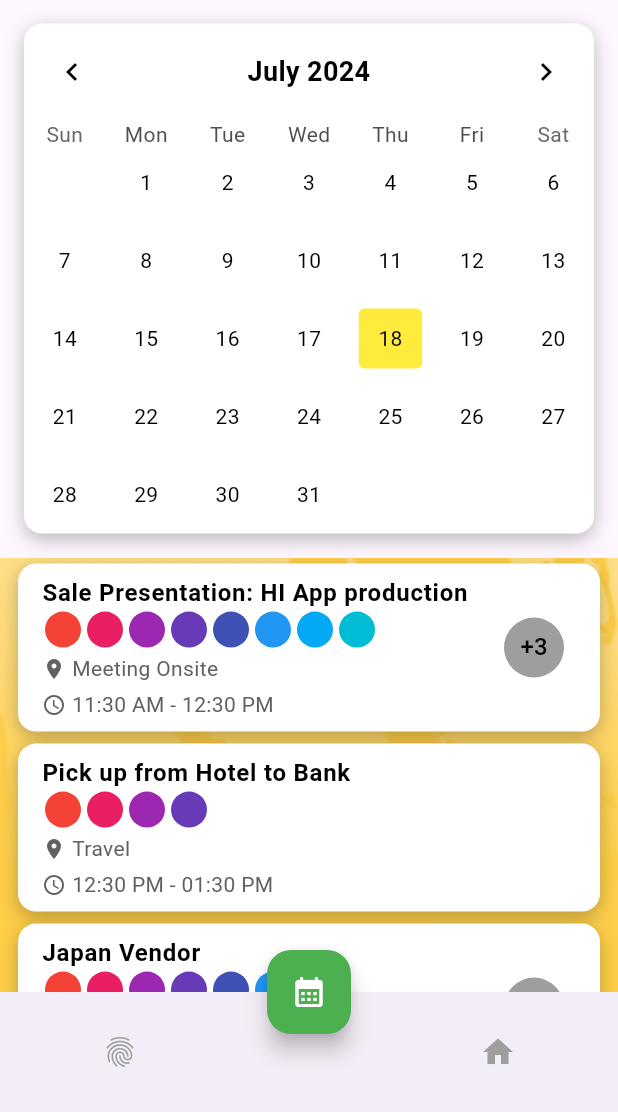
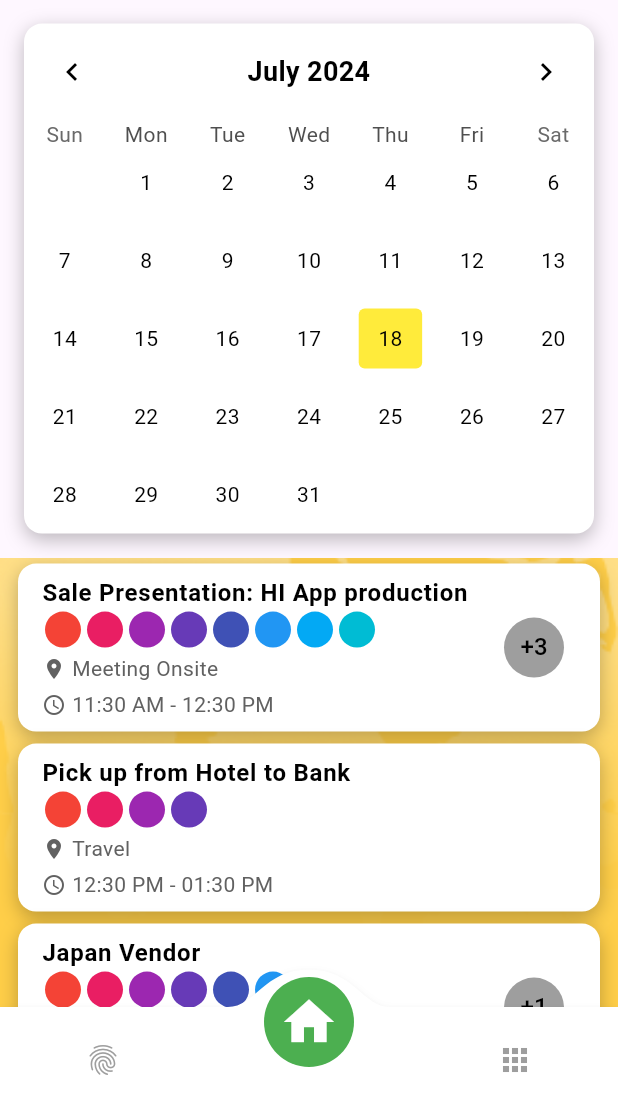
Before and after one commit to FGCompanyDev00/pb_hrm_app, a Flutter app: the MainScreen screen opened directly, on a phone screen of 412 x 824 dp, the part 124-1236 px from its top. Run offline on Flutter 3.47's test engine with Material 3 defaults, Android fonts, the phone set to English and light mode, and no system bars; drawn by our look-alikes of convex_bottom_bar, table_calendar; our stand-ins replace carousel_slider, flutter_easyloading, flutter_hooks, flutter_local_notifications, flutter_staggered_animations, google_fonts and 4 more; accounts and stored records are empty; generated files the repository leaves out were written again; network calls fail; Roboto replaces fonts that are missing (Oxanium).

Commit message:
update: font updated to oxanium and bottomnavbar updated

```diff
--- a/lib/main.dart
+++ b/lib/main.dart
@@ -1,4 +1,5 @@
 import 'package:flutter/material.dart';
+import 'package:google_fonts/google_fonts.dart'; // Import Google Fonts package
 import 'package:flutter_localizations/flutter_localizations.dart';
 import 'package:pb_hrsystem/home/dashboard.dart';
 import 'package:provider/provider.dart';
@@ -35,6 +36,7 @@ class MyApp extends StatelessWidget {
           theme: ThemeData(
             primarySwatch: Colors.green,
             visualDensity: VisualDensity.adaptivePlatformDensity,
+            textTheme: GoogleFonts.oxaniumTextTheme(Theme.of(context).textTheme), // Apply Oxanium font
             elevatedButtonTheme: ElevatedButtonThemeData(
               style: ElevatedButton.styleFrom(
                 foregroundColor: Colors.white,
@@ -46,10 +48,7 @@ class MyApp extends StatelessWidget {
             brightness: Brightness.dark,
             primarySwatch: Colors.green,
             scaffoldBackgroundColor: Colors.black,
-            textTheme: const TextTheme(
-              bodyLarge: TextStyle(color: Colors.white),
-              bodyMedium: TextStyle(color: Colors.white),
-            ),
+            textTheme: GoogleFonts.oxaniumTextTheme(Theme.of(context).textTheme.apply(bodyColor: Colors.white, displayColor: Colors.white)), // Apply Oxanium font
           ),
           themeMode: themeNotifier.currentTheme,
           localizationsDelegates: const [
@@ -129,10 +128,10 @@ class _MainScreenState extends State<MainScreen> {
         onTap: _onItemTapped,
       ),
       floatingActionButtonLocation: FloatingActionButtonLocation.centerDocked,
-      floatingActionButton: CustomFloatingActionButton(
-        currentIndex: _selectedIndex,
-        onTap: _onItemTapped,
-      ),
+      // floatingActionButton: CustomFloatingActionButton(
+      //   currentIndex: _selectedIndex,
+      //   onTap: _onItemTapped,
+      // ),
     );
   }
 }
--- a/lib/nav/custom_buttom_nav_bar.dart
+++ b/lib/nav/custom_buttom_nav_bar.dart
@@ -1,4 +1,5 @@
 import 'package:flutter/material.dart';
+import 'package:convex_bottom_bar/convex_bottom_bar.dart';
 
 class CustomBottomNavBar extends StatelessWidget {
   final int currentIndex;
@@ -12,66 +13,19 @@ class CustomBottomNavBar extends StatelessWidget {
 
   @override
   Widget build(BuildContext context) {
-    return BottomAppBar(
-
-      notchMargin: 6.0,
-      child: Row(
-        mainAxisSize: MainAxisSize.max,
-        mainAxisAlignment: MainAxisAlignment.spaceAround,
-        children: <Widget>[
-          _buildIcon(context, Icons.fingerprint, 0),
-          const SizedBox(width: 40),
-          _buildIcon(context, Icons.home, 2),
-        ],
-      ),
-    );
-  }
-
-  Widget _buildIcon(BuildContext context, IconData icon, int index) {
-    bool isSelected = currentIndex == index;
-    return GestureDetector(
-      onTap: () => onTap(index),
-      child: Container(
-        padding: const EdgeInsets.all(10.0),
-        decoration: isSelected
-            ? BoxDecoration(
-                color: Colors.green.withOpacity(0.2),
-                borderRadius: BorderRadius.circular(12.0),
-              )
-            : null,
-        child: Icon(
-          icon,
-          color: isSelected ? Colors.green : Colors.grey,
-        ),
-      ),
+    return ConvexAppBar(
+      style: TabStyle.fixedCircle,
+      items: const [
+        TabItem(icon: Icons.fingerprint),
+        TabItem(icon: Icons.home),
+        TabItem(icon: Icons.apps),
+      ],
+      initialActiveIndex: currentIndex, // default active index
+      onTap: onTap,
+      backgroundColor: Colors.white,
+      activeColor: Colors.green,
+      color: Colors.grey,
+      height: 70, // Adjust height for larger icons
     );
   }
 }
-
-class CustomFloatingActionButton extends StatelessWidget {
-  final int currentIndex;
-  final Function(int) onTap;
-
-  const CustomFloatingActionButton({
-    super.key,
-    required this.currentIndex,
-    required this.onTap,
-  });
-
-  @override
-  Widget build(BuildContext context) {
-    return Column(
-      mainAxisSize: MainAxisSize.min,
-      children: [
-        FloatingActionButton(
-          backgroundColor: currentIndex == 1 ? Colors.green : Colors.grey,
-          onPressed: () => onTap(1),
-          child: const Icon(
-            Icons.calendar_month,
-            color: Colors.white,
-          ),
-        ),
-      ],
-    );
-  }
-}
--- a/pubspec.yaml
+++ b/pubspec.yaml
@@ -30,6 +30,7 @@ dependencies:
   google_fonts: ^6.2.1
   responsive_framework: ^0.1.0
   shared_preferences: ^2.2.3
+  convex_bottom_bar: ^3.2.0
 
 dev_dependencies:
   flutter_test:
```
Also changed, not shown: pubspec.lock, 1 other file.
